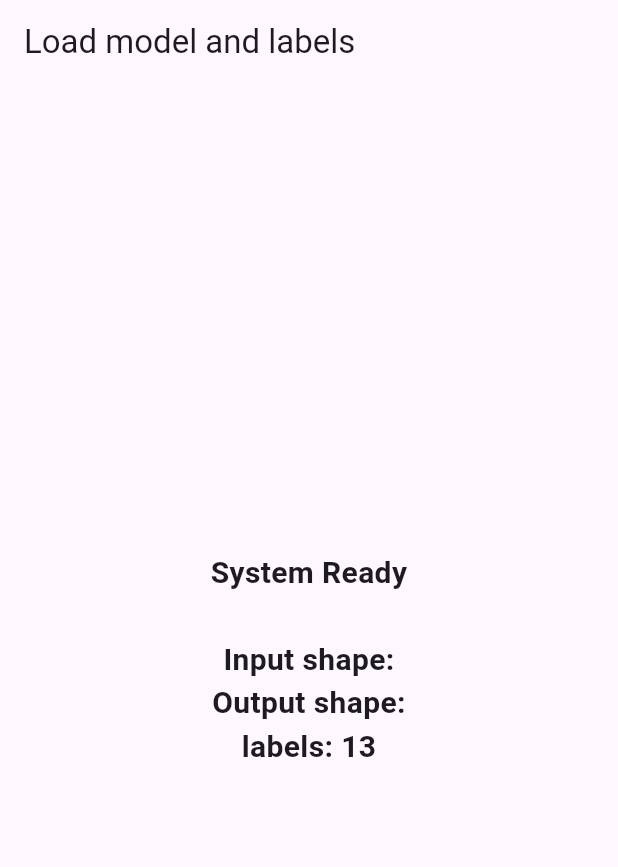
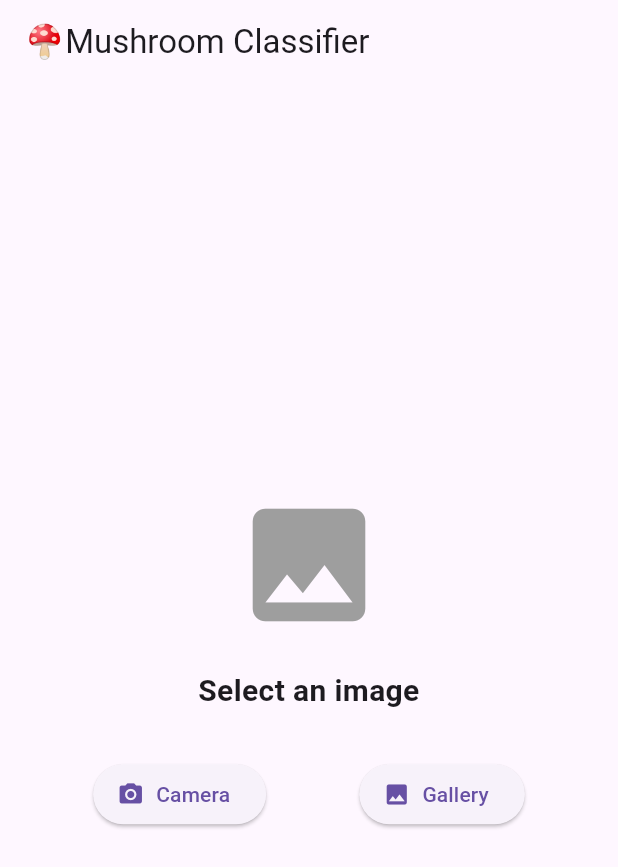
Before and after one commit to uvindu827/mycoai-app, a Flutter app: the screen it shows after launch, on a phone screen of 412 x 824 dp. Shown: the top 867 px of the screen. Run offline on Flutter 3.47's test engine with Material 3 defaults, Android fonts, the light colour scheme and no system bars; our stand-ins replace image_picker; missing offline and left inert: tflite_flutter.

Commit message:
Refactor Mushroom app to implement image classification; update UI and state management

```diff
--- a/lib/main.dart
+++ b/lib/main.dart
@@ -1,7 +1,10 @@
 import 'dart:io';
+import 'dart:math';
 import 'package:flutter/material.dart';
 import 'package:flutter/services.dart' show rootBundle;
 import 'package:tflite_flutter/tflite_flutter.dart';
+import 'package:image_picker/image_picker.dart';
+import 'package:image/image.dart' as img;
 
 
 void main(){
@@ -14,20 +17,21 @@ class MushroomApp extends StatelessWidget {
   @override
   Widget build(BuildContext context){
     return MaterialApp(
-      home: const MushroomInitializer(),
+      home: const MushroomClassifier(),
       theme: ThemeData(primaryColor: Colors.green),
+      debugShowCheckedModeBanner: false,
     );
   }
 }
 
-class MushroomInitializer extends StatefulWidget {
-  const MushroomInitializer({ Key? key }) : super(key: key);
+class MushroomClassifier extends StatefulWidget {
+  const MushroomClassifier({ Key? key }) : super(key: key);
 
   @override
-  _MushroomInitializerState createState() => _MushroomInitializerState();
+  _MushroomClassifierState createState() => _MushroomClassifierState();
 }
 
-class _MushroomInitializerState extends State<MushroomInitializer> {
+class _MushroomClassifierState extends State<MushroomClassifier> {
 
   //defining interpreter variable which holds the model
   //before loads model is null
@@ -37,8 +41,14 @@ class _MushroomInitializerState extends State<MushroomInitializer> {
   //nullable before loads
   List<String>? _labels;
 
-  //defining status to keep track of the process
-  String _status = 'Initializing Model';
+  //defining image file to store uploading image
+  //nullable until image is selected
+  File? _image;
+
+  String _result = "Select an image";
+  bool _isAnalysing = false;
+
+  static const int inputSize = 224;
 
   void initState() {
     super.initState();
@@ -55,15 +65,8 @@ class _MushroomInitializerState extends State<MushroomInitializer> {
       _interpreter = await Interpreter.fromAsset(
         'assets/mushroom_model.tflite'
       );
-
-      setState(() {
-        _status = 'Model Loaded Successfully';
-      });
-
     } catch (e) {
-      setState(() {
-        _status = 'Error loading model: $e';
-      });
+        print("Error loading model: $e");
     }
   }
 
@@ -76,18 +79,105 @@ class _MushroomInitializerState extends State<MushroomInitializer> {
         _labels = labelData.split('\n').where((s) => s.isNotEmpty).toList();
       });
 
+    } catch (e) {
       setState(() {
-        _status = "System Ready\n\n"
-        "Input shape: ${_interpreter!.getInputTensor(0).shape}\n"
-        "Output shape: ${_interpreter!.getOutputTensor(0).shape}\n"
-        "labels: ${_labels!.length}";
+        print("Error loading labels: $e");
+      });
+    }
+  }
+
+  Future<void> _pickImage(ImageSource source) async {
+    final picker = ImagePicker();
+    final pickedFile = await picker.pickImage(source: source);
+
+    if(pickedFile != null) {
+      setState(() {
+        _image = File(pickedFile.path);
+        _result = "Analysing...";
+      });
+
+      _analyseImage(File(pickedFile.path));
+
+    }
+  }
+
+  Future<void> _analyseImage(File imageFile) async {
+    if(_interpreter ==null || _labels == null) {
+      setState(() {
+        _result = "Model or labels not loaded";
+      });
+    }
+
+    setState(() {
+      _isAnalysing = true;
+    });
+
+    try {
+      //decoding the image
+      final imageData = await imageFile.readAsBytes();
+      final image = img.decodeImage(imageData);
+      if(image == null) return;
+
+      //shrinking image to 224 x 224
+      final resizedImage = img.copyResize(
+        image,
+        width: inputSize,
+        height: inputSize
+      );
+
+      //Matrix creation
+      var input = _buildInputTensor(resizedImage);
+
+      //create outpput tensor
+      var output = List.filled(1 * _labels!.length, 0.0).reshape([1, _labels!.length]);
+
+      //run inference
+      _interpreter!.run(input, output);
+
+      //interprete results
+      List<double> probabilities = List<double>.from(output[0]);
+      int maxIndex = 0;
+      double maxProb = 0.0;
+
+      for(int i=0; i< probabilities.length; i++) {
+        if(probabilities[i] > maxProb){
+          maxProb = probabilities[i];
+          maxIndex = i;
+        }
+      }
+
+      setState(() {
+        _result = "${_labels![maxIndex]} \n"
+        "Confidence: ${(maxProb * 100).toStringAsFixed(2)}%";
       });
 
     } catch (e) {
       setState(() {
-        _status = 'Error loading labels: $e';
+        _result = "Error: $e";
+      });
+    } finally {
+      setState(() {
+        _isAnalysing = false;
       });
     }
+
+  }
+
+  //
+  List<List<List<List<double>>>> _buildInputTensor(img.Image image){
+    return List.generate(1, (_){
+      return List.generate(inputSize, (y) {
+        return List.generate(inputSize, (x) {
+          final pixel = image.getPixel(x, y);
+
+          return [
+            pixel.g.toDouble(),
+            pixel.b.toDouble(),
+            pixel.r.toDouble(),
+          ];
+        });
+      });
+    });
   }
 
   @override
@@ -99,18 +189,50 @@ class _MushroomInitializerState extends State<MushroomInitializer> {
   @override
   Widget build(BuildContext context) {
     return Scaffold(
-      appBar: AppBar(title: const Text('Load model and labels')),
+      appBar: AppBar(
+        title: const Text('🍄Mushroom Classifier')
+      ),
       body: Center(
-        child: Padding(
-          padding: const EdgeInsets.all(20.0),
-          child: Text(
-            _status,
-            textAlign: TextAlign.center,
-            style: const TextStyle(
-              fontSize: 20,
-              fontWeight: FontWeight.bold
+        child: Column(
+          mainAxisAlignment: MainAxisAlignment.center,
+          children: [
+            if (_image != null)
+              Image.file(_image!, height:300)
+            else
+              const Icon(Icons.image, size:100, color: Colors.grey),
+
+            const SizedBox(height: 20),
+
+            Text(
+              _result,
+              style: const TextStyle(
+                fontSize: 20,
+                fontWeight: FontWeight.bold
+              ),
+              textAlign: TextAlign.center,
             ),
-          ),
+
+            if (_isAnalysing) const CircularProgressIndicator(),
+
+            const SizedBox(height: 30),
+
+            Row(
+              mainAxisAlignment: MainAxisAlignment.spaceEvenly,
+              children: [
+                ElevatedButton.icon(
+                  onPressed: () => _pickImage(ImageSource.camera),
+                  icon: const Icon(Icons.camera_alt),
+                  label: const Text("Camera")
+                ),
+
+                ElevatedButton.icon(
+                  onPressed: () => _pickImage(ImageSource.gallery),
+                  icon: const Icon(Icons.photo),
+                  label: const Text("Gallery")
+                )
+              ],
+            )
+          ],
         ),
       ),
     );
```
